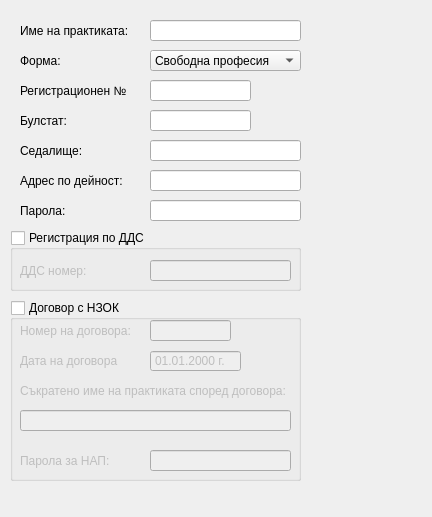
This is src/View/Widgets/PracticeSettings.ui in thefinalcutbg/DinoDent as Qt 5 draws it before an edit. The edited form follows.
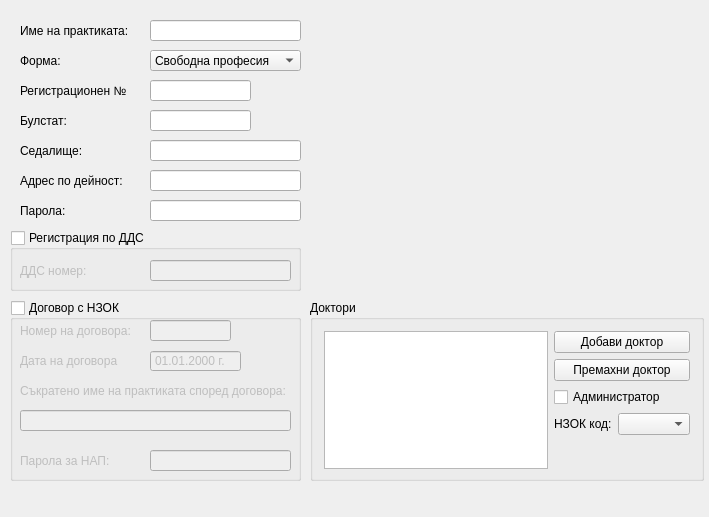
This is the edited form. Custom widgets are drawn as their Qt base class.

Commit message: Practice manager and db location added as settings to the login screen. Added consent and gdpr printable forms.

Patch:
```diff
--- a/src/View/Widgets/PracticeSettings.ui
+++ b/src/View/Widgets/PracticeSettings.ui
@@ -6,7 +6,7 @@
    <rect>
     <x>0</x>
     <y>0</y>
-    <width>432</width>
+    <width>709</width>
     <height>517</height>
    </rect>
   </property>
@@ -445,6 +445,79 @@
     <enum>QLineEdit::Normal</enum>
    </property>
   </widget>
+  <widget class="QGroupBox" name="groupBox">
+   <property name="geometry">
+    <rect>
+     <x>310</x>
+     <y>300</y>
+     <width>394</width>
+     <height>181</height>
+    </rect>
+   </property>
+   <property name="title">
+    <string>Доктори</string>
+   </property>
+   <layout class="QHBoxLayout" name="horizontalLayout_2">
+    <property name="bottomMargin">
+     <number>9</number>
+    </property>
+    <item>
+     <widget class="QListWidget" name="doctorList"/>
+    </item>
+    <item>
+     <layout class="QVBoxLayout" name="verticalLayout">
+      <item>
+       <widget class="QPushButton" name="addDoctor">
+        <property name="text">
+         <string>Добави доктор</string>
+        </property>
+       </widget>
+      </item>
+      <item>
+       <widget class="QPushButton" name="removeDoctor">
+        <property name="text">
+         <string>Премахни доктор</string>
+        </property>
+       </widget>
+      </item>
+      <item>
+       <widget class="QCheckBox" name="adminCheck">
+        <property name="text">
+         <string>Администратор</string>
+        </property>
+       </widget>
+      </item>
+      <item>
+       <layout class="QHBoxLayout" name="horizontalLayout">
+        <item>
+         <widget class="QLabel" name="label_13">
+          <property name="text">
+           <string>НЗОК код:</string>
+          </property>
+         </widget>
+        </item>
+        <item>
+         <widget class="QComboBox" name="specialtyCombo"/>
+        </item>
+       </layout>
+      </item>
+      <item>
+       <spacer name="verticalSpacer">
+        <property name="orientation">
+         <enum>Qt::Vertical</enum>
+        </property>
+        <property name="sizeHint" stdset="0">
+         <size>
+          <width>20</width>
+          <height>40</height>
+         </size>
+        </property>
+       </spacer>
+      </item>
+     </layout>
+    </item>
+   </layout>
+  </widget>
  </widget>
  <layoutdefault spacing="6" margin="11"/>
  <customwidgets>
```
Left out of the diff: 18 changed lines with no effect on the pictures. The commit also changes 72 other files.
